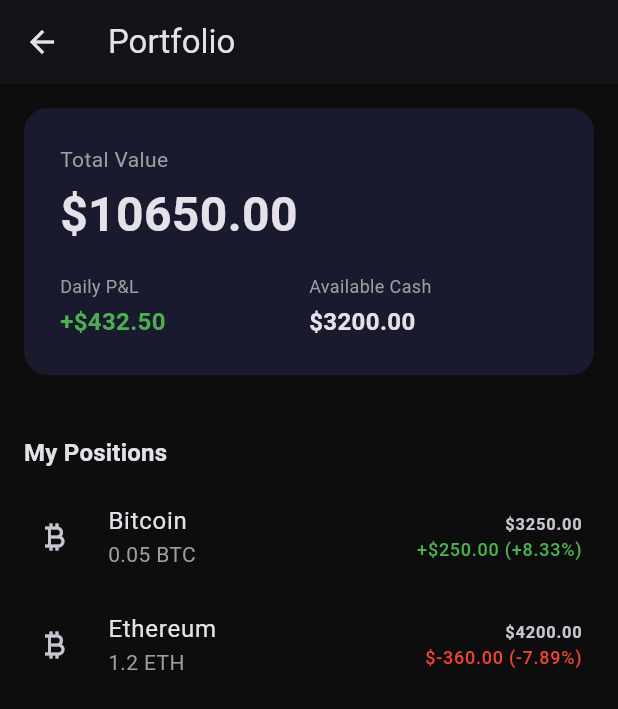
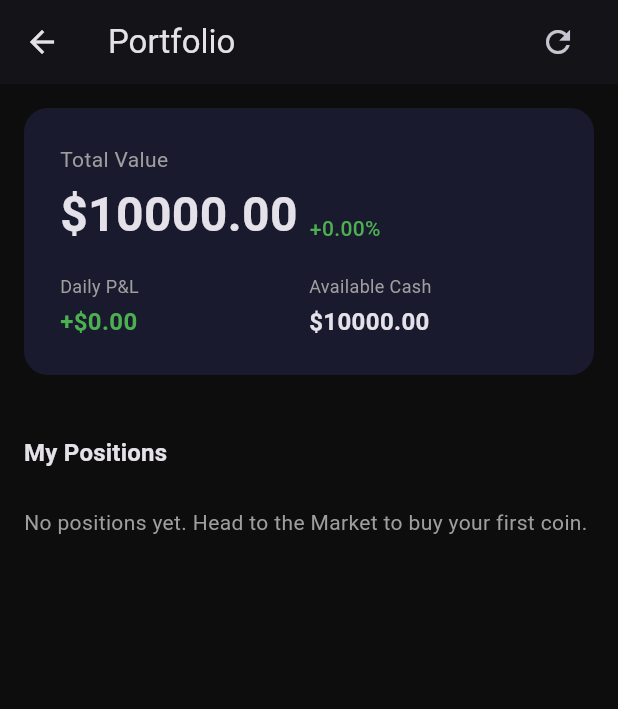
Before and after one commit to T3NTS/crypto-trader, a Flutter app: the PortfolioScreen screen opened directly, on a phone screen of 412 x 824 dp. Shown: the top 709 px of the screen. Run offline on Flutter 3.47's test engine with Material 3 defaults, Android fonts, the phone set to English and light mode, and no system bars; drawn by our look-alikes of cached_network_image; our stand-ins replace dio, flutter_riverpod, hive_flutter; accounts and stored records are empty; network calls fail.

Commit message:
feat: wire portfolio screen to provider and market prices

```diff
--- a/lib/screens/portfolio/portfolio_screen.dart
+++ b/lib/screens/portfolio/portfolio_screen.dart
@@ -1,59 +1,54 @@
 import 'package:crypto_trader/widgets/holding_tile.dart';
 import 'package:flutter/material.dart';
-import '../../models/holding.dart';
+import 'package:flutter_riverpod/flutter_riverpod.dart';
+import '../../providers/portfolio_provider.dart';
+import '../../providers/market_provider.dart';
 
-final _fakeHoldings = [
-  Holding(
-    coinId: 'bitcoin',
-    coinName: 'Bitcoin',
-    coinSymbol: 'BTC',
-    coinImage: 'https://assets.coingecko.com/coins/images/1/large/bitcoin.png',
-    amount: 0.05,
-    averageBuyPrice: 60000,
-  ),
-  Holding(
-    coinId: 'ethereum',
-    coinName: 'Ethereum',
-    coinSymbol: 'ETH',
-    coinImage:
-        'https://assets.coingecko.com/coins/images/279/large/ethereum.png',
-    amount: 1.2,
-    averageBuyPrice: 3800,
-  ),
-];
-
-const _fakeCashBalance = 3200.0;
-const _fakeDailyPnl = 432.50;
-
-class PortfolioScreen extends StatelessWidget {
+class PortfolioScreen extends ConsumerWidget {
   const PortfolioScreen({super.key});
 
   @override
-  Widget build(BuildContext context) {
-    final fakePrices = {'bitcoin': 65000.0, 'ethereum': 3500.0};
+  Widget build(BuildContext context, WidgetRef ref) {
+    final portfolio = ref.watch(portfolioProvider);
+    final market = ref.watch(marketProvider);
 
-    final holdingsValue = _fakeHoldings.fold(
-      0.0,
-      (sum, h) => sum + h.currentValue(fakePrices[h.coinId] ?? 0),
-    );
+    final prices = {
+      for (final coin in market.coins) coin.id: coin.currentPrice,
+    };
 
-    final totalValue = holdingsValue + _fakeCashBalance;
+    final totalValue = portfolio.totalValue(prices);
+    final dailyPnl = portfolio.dailyPnl(prices);
+    final dailyPnlPercentage = totalValue > 0
+        ? (dailyPnl / totalValue) * 100
+        : 0.0;
+
+    if (portfolio.isLoading) {
+      return const Scaffold(body: Center(child: CircularProgressIndicator()));
+    }
 
     return Scaffold(
-      appBar: AppBar(title: const Text('Portfolio')),
-      body: _buildPortfolio(context, totalValue, fakePrices),
-    );
-  }
-
-  Widget _buildPortfolio(
-    BuildContext context,
-    double totalValue,
-    Map<String, double> prices,
-  ) {
-    return CustomScrollView(
+      appBar: AppBar(
+        title: const Text('Portfolio'),
+        actions: [
+          Padding(
+            padding: const EdgeInsets.only(right: 16),
+            child: IconButton(
+              icon: const Icon(Icons.refresh),
+              onPressed: () => _confirmReset(context, ref),
+            ),
+          ),
+        ],
+      ),
+      body: CustomScrollView(
         slivers: [
-        SliverToBoxAdapter(child: _buildSummaryCard(totalValue)),
-
+          SliverToBoxAdapter(
+            child: _buildSummaryCard(
+              totalValue: totalValue,
+              dailyPnl: dailyPnl,
+              dailyPnlPercentage: dailyPnlPercentage,
+              cashBalance: portfolio.cashBalance,
+            ),
+          ),
           SliverToBoxAdapter(
             child: Padding(
               padding: const EdgeInsets.fromLTRB(16, 24, 16, 8),
@@ -65,8 +60,7 @@ class PortfolioScreen extends StatelessWidget {
               ),
             ),
           ),
-
-        if (_fakeHoldings.isEmpty)
+          if (portfolio.holdings.isEmpty)
             const SliverToBoxAdapter(
               child: Padding(
                 padding: EdgeInsets.all(16),
@@ -79,21 +73,27 @@ class PortfolioScreen extends StatelessWidget {
           else
             SliverList(
               delegate: SliverChildBuilderDelegate((context, index) {
-              final holding = _fakeHoldings[index];
+                final holding = portfolio.holdings[index];
                 final currentPrice = prices[holding.coinId] ?? 0;
                 return HoldingTile(
                   holding: holding,
                   currentPrice: currentPrice,
                   onTap: () {},
                 );
-            }, childCount: _fakeHoldings.length),
+              }, childCount: portfolio.holdings.length),
             ),
         ],
+      ),
     );
   }
 
-  Widget _buildSummaryCard(double totalValue) {
-    final isPositive = _fakeDailyPnl >= 0;
+  Widget _buildSummaryCard({
+    required double totalValue,
+    required double dailyPnl,
+    required double dailyPnlPercentage,
+    required double cashBalance,
+  }) {
+    final isPositive = dailyPnl >= 0;
     final pnlColor = isPositive ? Colors.green : Colors.red;
     final pnlPrefix = isPositive ? '+' : '';
 
@@ -112,9 +112,29 @@ class PortfolioScreen extends StatelessWidget {
             style: TextStyle(color: Colors.grey, fontSize: 14),
           ),
           const SizedBox(height: 4),
+          Row(
+            crossAxisAlignment: CrossAxisAlignment.end,
+            children: [
               Text(
                 '\$${totalValue.toStringAsFixed(2)}',
-            style: const TextStyle(fontSize: 32, fontWeight: FontWeight.bold),
+                style: const TextStyle(
+                  fontSize: 32,
+                  fontWeight: FontWeight.bold,
+                ),
+              ),
+              const SizedBox(width: 8),
+              Padding(
+                padding: const EdgeInsets.only(bottom: 4),
+                child: Text(
+                  '$pnlPrefix${dailyPnlPercentage.toStringAsFixed(2)}%',
+                  style: TextStyle(
+                    color: pnlColor,
+                    fontSize: 14,
+                    fontWeight: FontWeight.w500,
+                  ),
+                ),
+              ),
+            ],
           ),
           const SizedBox(height: 16),
           Row(
@@ -122,14 +142,14 @@ class PortfolioScreen extends StatelessWidget {
               Expanded(
                 child: _buildStatItem(
                   label: 'Daily P&L',
-                  value: '$pnlPrefix\$${_fakeDailyPnl.toStringAsFixed(2)}',
+                  value: '$pnlPrefix\$${dailyPnl.toStringAsFixed(2)}',
                   valueColor: pnlColor,
                 ),
               ),
               Expanded(
                 child: _buildStatItem(
                   label: 'Available Cash',
-                  value: '\$${_fakeCashBalance.toStringAsFixed(2)}',
+                  value: '\$${cashBalance.toStringAsFixed(2)}',
                 ),
               ),
             ],
@@ -160,4 +180,29 @@ class PortfolioScreen extends StatelessWidget {
       ],
     );
   }
+
+  void _confirmReset(BuildContext context, WidgetRef ref) {
+    showDialog(
+      context: context,
+      builder: (context) => AlertDialog(
+        title: const Text('Reset Portfolio'),
+        content: const Text(
+          'This will reset your balance to \$10,000 and clear all positions. Are you sure?',
+        ),
+        actions: [
+          TextButton(
+            onPressed: () => Navigator.pop(context),
+            child: const Text('Cancel'),
+          ),
+          TextButton(
+            onPressed: () {
+              ref.read(portfolioProvider.notifier).reset();
+              Navigator.pop(context);
+            },
+            child: const Text('Reset', style: TextStyle(color: Colors.red)),
+          ),
+        ],
+      ),
+    );
   }
+}
```
Lines whose indentation alone changed are shown as unchanged.
